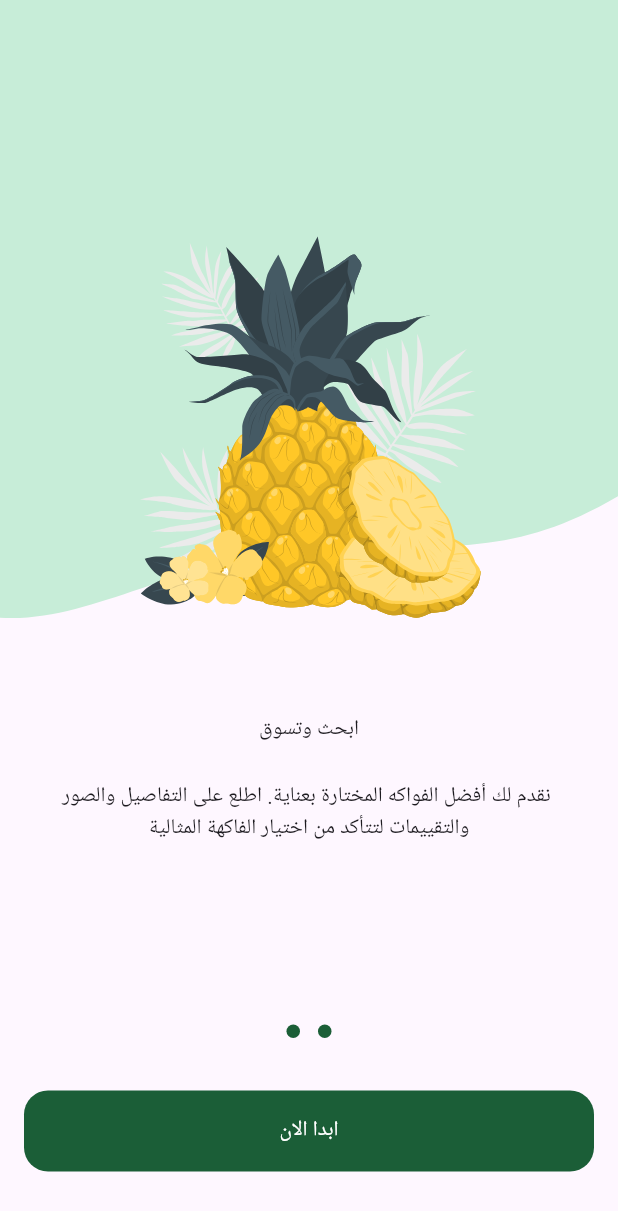
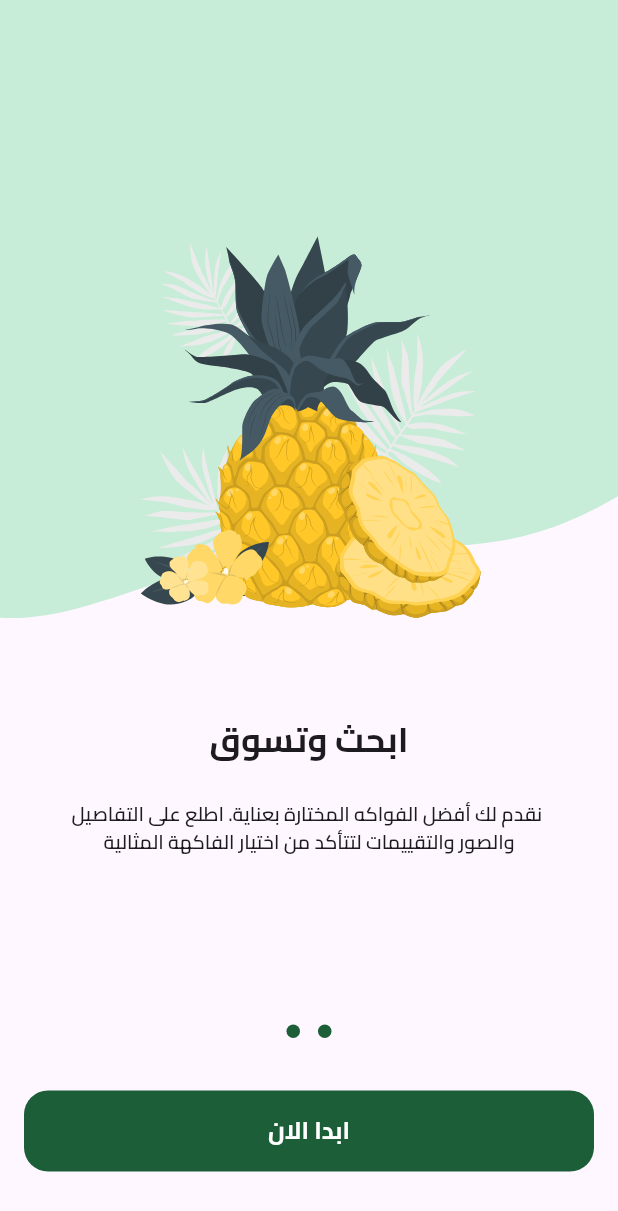
Before and after one commit to AliMohamed-Ali/Fruite-Shop, a Flutter app: the screen it shows after launch, swiped to page 2, on a phone screen of 412 x 824 dp. Shown: the top 1211 px of the screen. Run offline on Flutter 3.47's test engine with Material 3 defaults, Android fonts, the phone set to English and light mode, and no system bars; drawn by our look-alikes of dots_indicator; our stand-ins replace flutter_svg.

Commit message:
add Cairo font and handle ui

```diff
--- a/lib/core/utils/app_colors.dart
+++ b/lib/core/utils/app_colors.dart
@@ -2,4 +2,6 @@ import 'package:flutter/material.dart';
 
 abstract class AppColors {
   static const Color primaryColor = Color(0xFF1B5E37);
+  static const Color secondaryColor = Color(0xFFF4A91F);
+  static const Color grayColor = Color(0xFF949D9E);
 }
--- a/lib/core/widgets/custom_button.dart
+++ b/lib/core/widgets/custom_button.dart
@@ -1,5 +1,6 @@
 import 'package:flutter/material.dart';
 import 'package:fruit_app/core/utils/app_colors.dart';
+import 'package:fruit_app/core/utils/app_text_styles.dart';
 
 class CustomButton extends StatelessWidget {
   const CustomButton({super.key, this.onPressed, required this.name});
@@ -19,7 +20,11 @@ class CustomButton extends StatelessWidget {
           ),
         ),
         onPressed: onPressed,
-          child: Text(name)),
+        child: Text(
+          name,
+          style: TextStyles.bold16,
+        ),
+      ),
     );
   }
 }
--- a/lib/features/onboarding/presentation/views/widgets/onboarding_page_view.dart
+++ b/lib/features/onboarding/presentation/views/widgets/onboarding_page_view.dart
@@ -1,5 +1,7 @@
 import 'package:flutter/material.dart';
+import 'package:fruit_app/core/utils/app_colors.dart';
 import 'package:fruit_app/core/utils/app_images.dart';
+import 'package:fruit_app/core/utils/app_text_styles.dart';
 import 'package:fruit_app/features/onboarding/presentation/views/widgets/page_view_item.dart';
 import 'package:fruit_app/generated/l10n.dart';
 import 'package:flutter_localizations/flutter_localizations.dart';
@@ -19,9 +21,16 @@ class OnboardingPageView extends StatelessWidget {
           title: Row(
             mainAxisAlignment: MainAxisAlignment.center,
             children: [
-              Text(S.of(context).onBoardingTitle1),
-              const Text("Fruit"),
-              const Text("HUB"),
+              Text(
+                S.of(context).onBoardingTitle1,
+                style: TextStyles.bold23,
+              ),
+              Text("HUB",
+                  style: TextStyles.bold23
+                      .copyWith(color: const Color(0xFFAF5500))),
+              Text("Fruit",
+                  style: TextStyles.bold23
+                      .copyWith(color: AppColors.primaryColor)),
             ],
           ),
           subtitle: S.of(context).onBoardingSubtitle1,
@@ -30,7 +39,7 @@ class OnboardingPageView extends StatelessWidget {
         PageViewItem(
           image: Assets.imagesPageViewItem2Image,
           backgroundImage: Assets.imagesPageViewItem2BackgroundImage,
-          title: Text(S.of(context).onBoardingTitle2),
+          title: Text(S.of(context).onBoardingTitle2,style: TextStyles.bold23,),
           subtitle: S.of(context).onBoardingSubtitle2,
           isVisible: false,
         ),
--- a/lib/features/onboarding/presentation/views/widgets/page_view_item.dart
+++ b/lib/features/onboarding/presentation/views/widgets/page_view_item.dart
@@ -2,6 +2,8 @@ import 'package:flutter/cupertino.dart';
 import 'package:flutter/material.dart';
 import 'package:flutter/widgets.dart';
 import 'package:flutter_svg/svg.dart';
+import 'package:fruit_app/core/utils/app_colors.dart';
+import 'package:fruit_app/core/utils/app_text_styles.dart';
 import 'package:fruit_app/generated/l10n.dart';
 
 class PageViewItem extends StatelessWidget {
@@ -43,8 +45,13 @@ class PageViewItem extends StatelessWidget {
                 Visibility(
                   visible: isVisible,
                   child: Padding(
-                      padding: const EdgeInsets.all(16),
-                      child: Text(S.of(context).onBoardingSkip)),
+                    padding: const EdgeInsets.all(16),
+                    child: Text(
+                      S.of(context).onBoardingSkip,
+                      style: TextStyles.regular13
+                          .copyWith(color: AppColors.grayColor),
+                    ),
+                  ),
                 )
               ],
             ),
@@ -54,10 +61,8 @@ class PageViewItem extends StatelessWidget {
           const SizedBox(height: 24),
           Padding(
             padding: const EdgeInsets.symmetric(horizontal: 32.0),
-            child: Text(
-              subtitle,
-              textAlign: TextAlign.center,
-            ),
+            child: Text(subtitle,
+                textAlign: TextAlign.center, style: TextStyles.semiBold13),
           ),
         ],
       ),
--- a/lib/main.dart
+++ b/lib/main.dart
@@ -26,6 +26,7 @@ class FruiteShop extends StatelessWidget {
       title: 'Fruite Shop',
       theme: ThemeData(
         primarySwatch: Colors.blue,
+        fontFamily: 'Cairo',
       ),
       onGenerateRoute: onGenerateRoute,
       initialRoute: AppRoutes.splash,
```
Also changed, not shown: pubspec.yaml (+10 -14 lines), assets/fonts/Cairo-Bold.ttf (added), assets/fonts/Cairo-Regular.ttf (added), assets/fonts/Cairo-SemiBold.ttf (added). Lines whose indentation alone changed are shown as unchanged.
